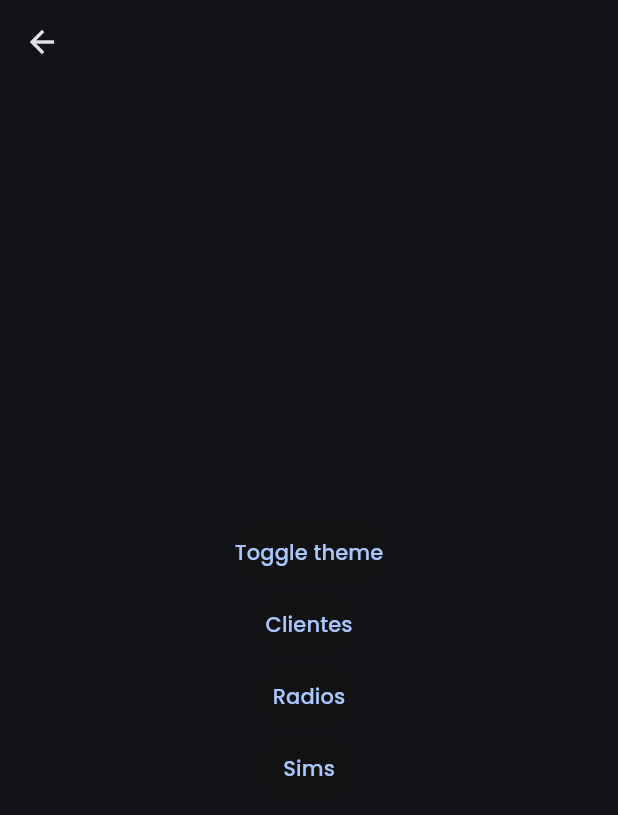
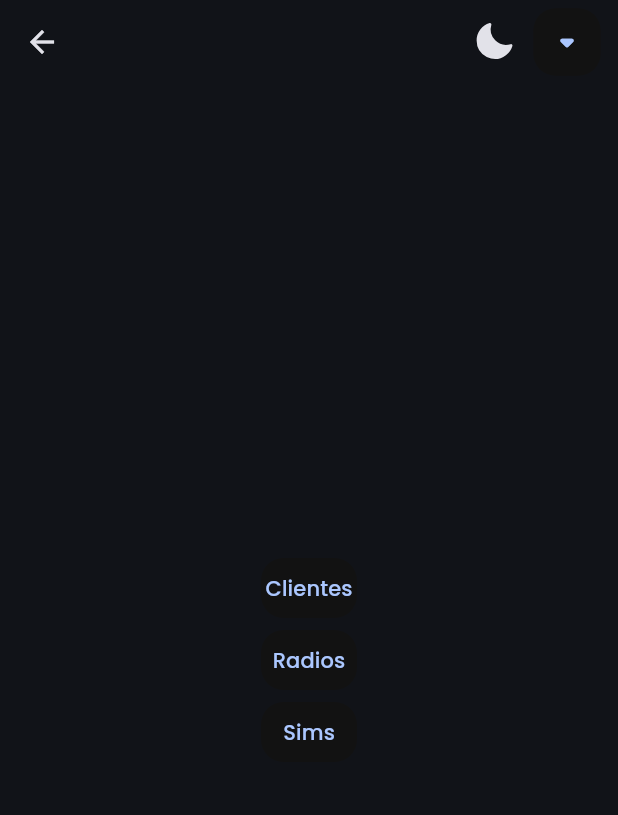
Before and after one commit to carum98/skyradio_mobile, a Flutter app: the HomeView screen opened by its route, on a phone screen of 412 x 824 dp. Shown: the top 815 px of the screen. Run offline on Flutter 3.47's test engine with Material 3 defaults, Android fonts, the phone set to English and light mode, and no system bars; our stand-ins replace flutter_secure_storage, flutter_svg; accounts and stored records are empty.

Commit message:
Add moon and sun icons, and implement theme switch

```diff
--- a/lib/views/home.dart
+++ b/lib/views/home.dart
@@ -1,6 +1,7 @@
 import 'package:flutter/material.dart';
 import 'package:skyradio_mobile/core/dependency_inyection.dart';
 import 'package:skyradio_mobile/core/router.dart';
+import 'package:skyradio_mobile/widgets/icons.dart';
 
 class HomeView extends StatelessWidget {
   const HomeView({super.key});
@@ -9,26 +10,28 @@ class HomeView extends StatelessWidget {
   Widget build(BuildContext context) {
     return Scaffold(
       appBar: AppBar(
+        elevation: 0,
+        backgroundColor: Colors.transparent,
         actions: [
-          const _Header(),
+          const SwitchTheme(),
+          const SizedBox(width: 10),
+          ElevatedButton(
+            onPressed: () {},
+            style: ElevatedButton.styleFrom(
+              minimumSize: const Size(45, 45),
+            ),
+            child: const Icon(
+              Icons.arrow_drop_down_rounded,
+              size: 30,
+            ),
+          ),
+          const SizedBox(width: 10),
         ],
       ),
       body: Center(
         child: Column(
           mainAxisAlignment: MainAxisAlignment.center,
           children: [
-            ElevatedButton(
-              onPressed: () {
-                final state = DI.of(context).state;
-
-                state.setThemeMode(
-                  state.themeMode == ThemeMode.dark
-                      ? ThemeMode.light
-                      : ThemeMode.dark,
-                );
-              },
-              child: const Text('Toggle theme'),
-            ),
             ElevatedButton(
               onPressed: () {
                 Navigator.of(context).pushNamed(CLIENTS_VIEW);
@@ -54,13 +57,33 @@ class HomeView extends StatelessWidget {
   }
 }
 
-class _Header extends StatelessWidget {
-  const _Header();
+class SwitchTheme extends StatefulWidget {
+  const SwitchTheme({super.key});
 
   @override
+  State<SwitchTheme> createState() => _SwitchThemeState();
+}
+
+class _SwitchThemeState extends State<SwitchTheme> {
+  @override
   Widget build(BuildContext context) {
-    return Row(
-      children: [],
+    final state = DI.of(context).state;
+
+    return GestureDetector(
+      onTap: () {
+        setState(() {
+          state.setThemeMode(
+            state.themeMode == ThemeMode.dark
+                ? ThemeMode.light
+                : ThemeMode.dark,
+          );
+        });
+      },
+      child: SkIcon(
+        state.themeMode == ThemeMode.dark ? SkIconData.moon : SkIconData.sun,
+        color: state.themeMode == ThemeMode.dark ? null : Colors.orange,
+        size: 30,
+      ),
     );
   }
 }
--- a/lib/widgets/icons.dart
+++ b/lib/widgets/icons.dart
@@ -9,6 +9,8 @@ enum SkIconData {
   arrows,
   filter,
   sort,
+  moon,
+  sun,
 }
 
 class SkIcon extends StatelessWidget {
```
Also changed, not shown: assets/icons/moon.svg (added), assets/icons/sun.svg (added).
